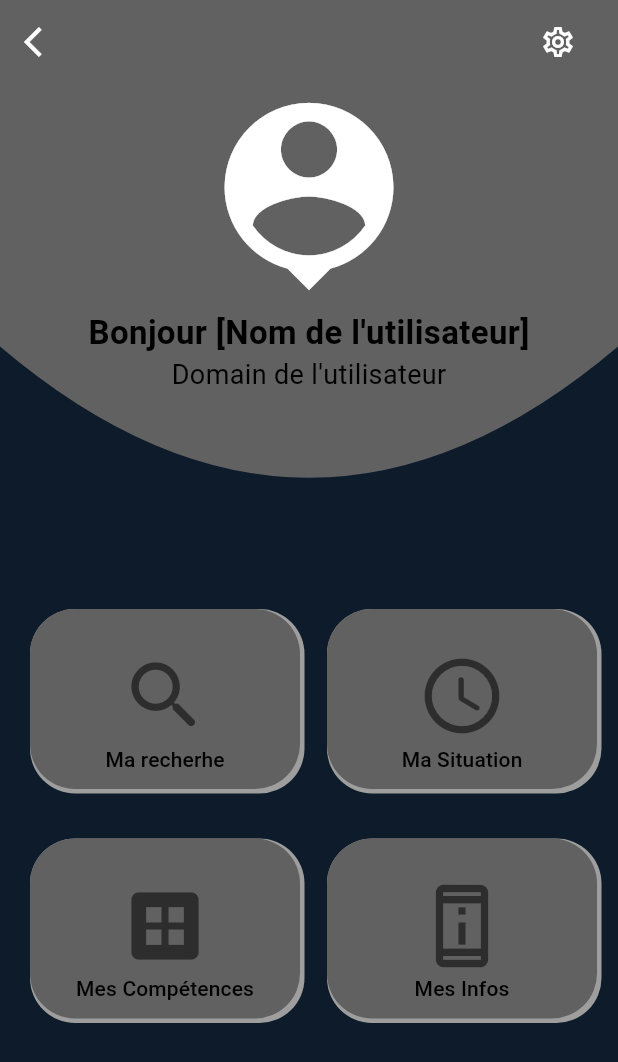
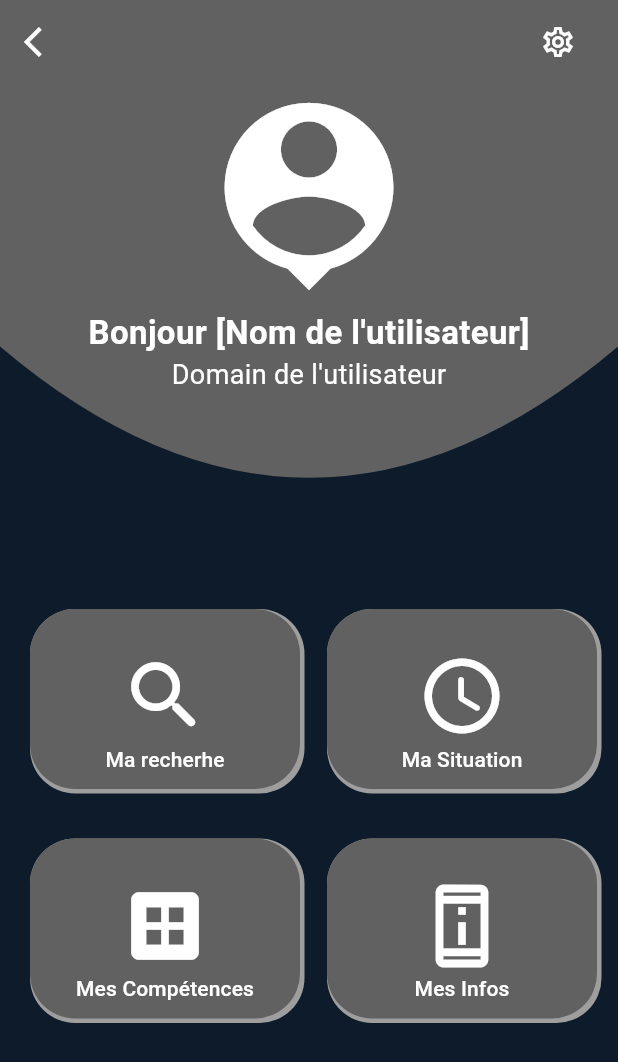
Before and after one commit to algosup/2023-2024-project-5-flutter-team-2, a Flutter app: the Candidateprofile screen opened directly, on a phone screen of 412 x 824 dp. Shown: the top 1062 px of the screen. Run offline on Flutter 3.47's test engine with Material 3 defaults, Android fonts, the phone set to English and light mode, and no system bars; our stand-ins replace flutter_svg, get, google_fonts, swipe_cards.

Commit message:
front-end update
changing the colors of the candidate profile information for more readability

```diff
--- a/adoptacandidate/lib/CandidateProfile.dart
+++ b/adoptacandidate/lib/CandidateProfile.dart
@@ -79,7 +79,7 @@ class _CandidateprofileState extends State<Candidateprofile> {
                          icon: Icon(
                            Icons.search_rounded,
                            size: 60,
-                           color: Colors.black54,
+                           color: Colors.white,
                          ), onPressedCallback: () {
                            Get.to(Research());
                      },
@@ -90,7 +90,7 @@ class _CandidateprofileState extends State<Candidateprofile> {
                        icon: Icon(
                          Icons.access_time_rounded,
                          size: 60,
-                         color: Colors.black54,
+                         color: Colors.white,
                        ), onPressedCallback: () {
                          Get.to(MySituation());
                      },
@@ -109,7 +109,7 @@ class _CandidateprofileState extends State<Candidateprofile> {
                      icon: Icon(
                        Icons.dataset,
                        size: 60,
-                       color: Colors.black54,
+                       color: Colors.white,
                      ), onPressedCallback: () {
                        Get.to(SoftSkills());
                    },
@@ -121,7 +121,7 @@ class _CandidateprofileState extends State<Candidateprofile> {
                      icon: Icon(
                        Icons.perm_device_info_outlined,
                        size: 60,
-                       color: Colors.black54,
+                       color: Colors.white,
                      ),
                      onPressedCallback: () {
                        Get.to(CandidatesInfo());
@@ -163,7 +163,7 @@ class Profile extends StatelessWidget {
                   Text(
                     'Bonjour [Nom de l\'utilisateur]',
                     style: TextStyle(
-                      color: Colors.black,
+                      color: Colors.white,
                       fontSize: 22,
                       fontWeight: FontWeight.bold,
                     ),
@@ -172,7 +172,7 @@ class Profile extends StatelessWidget {
                     child: Text(
                       'Domain de l\'utilisateur',
                       style: TextStyle(
-                          color: Colors.black,
+                          color: Colors.white,
                           fontSize: 18
                       ),
                     ),
@@ -250,7 +250,7 @@ class _profileCandidateState extends State<profileCandidate> {
             child: TextButton(
               style: TextButton.styleFrom(
                 backgroundColor: Colors.grey[700],
-                foregroundColor: Colors.black,
+                foregroundColor: Colors.white,
               ),
               onPressed: widget.onPressedCallback,
               child: Column(
```
